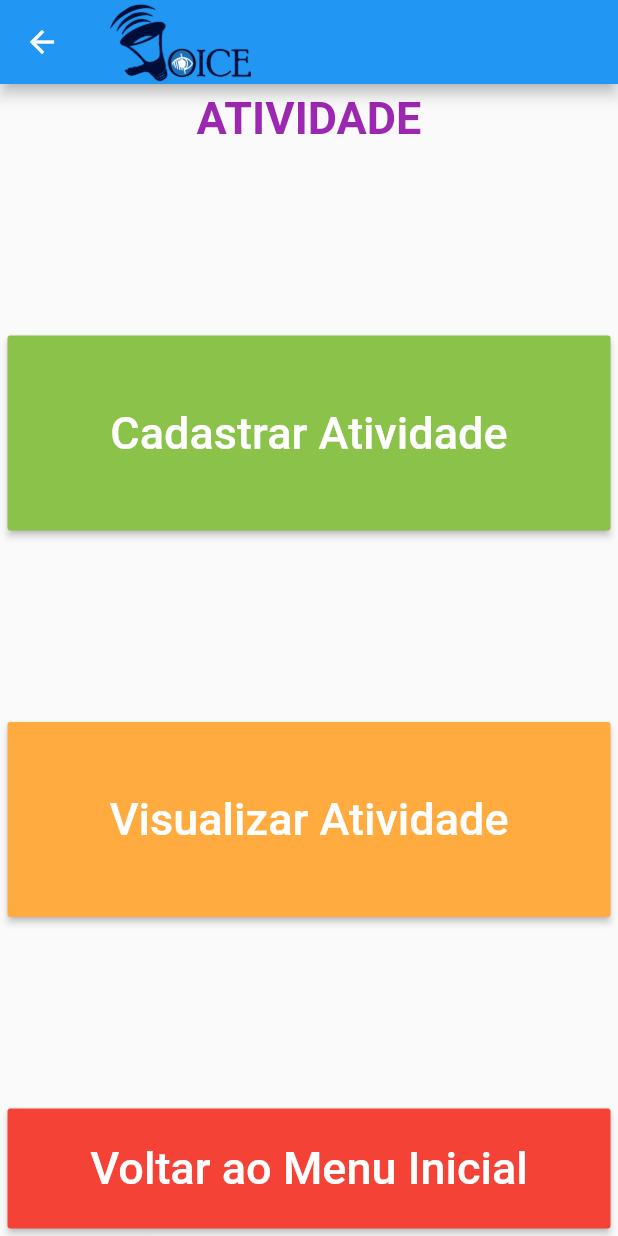
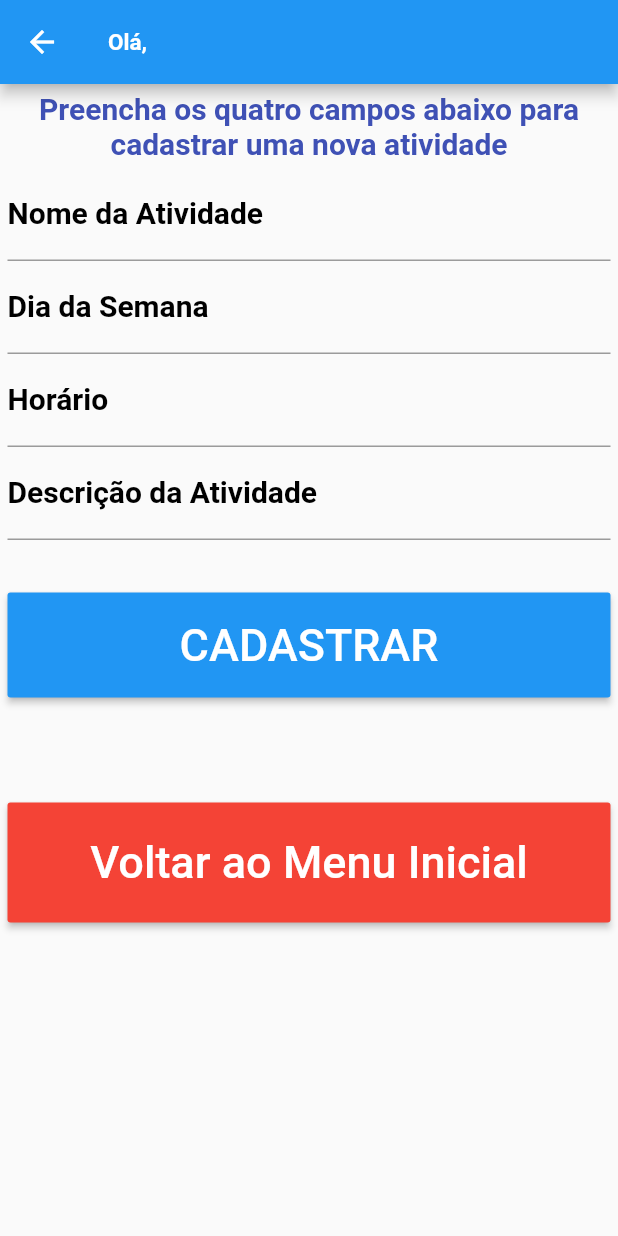
Before and after one commit to lavinypicoli/p_integrador, a Flutter app: the AtividadeFuncionario screen opened directly, after a tap on "Cadastrar Atividade", on a phone screen of 412 x 824 dp. Run offline on Flutter 3.47's test engine with Material 2 defaults, Android fonts, the phone set to English and light mode, and no system bars; our stand-ins replace cloud_firestore, firebase_auth; accounts and stored records are empty.

Commit message:
adicionando telas de cadastro de atividades

```diff
--- a/lib/main.dart
+++ b/lib/main.dart
@@ -17,7 +17,7 @@ class MyApp extends StatelessWidget {
       model: UsuarioModel(),
         child: MaterialApp(
           debugShowCheckedModeBanner: false,
-          home: PaginaInicial(),
+          home: MenuInicialFuncionario(),
         ),
     );
   }
--- a/lib/pages/atividade_funcionario.dart
+++ b/lib/pages/atividade_funcionario.dart
@@ -1,13 +1,26 @@
 import 'package:flutter/material.dart';
+import 'package:p_integrador/model/usuario_model.dart';
+import 'package:scoped_model/scoped_model.dart';
 
 import '../main.dart';
+import 'cadastro_atividade.dart';
 
 class AtividadeFuncionario extends StatelessWidget {
   @override
   Widget build(BuildContext context) {
     return Scaffold(
       appBar: AppBar(
-        title: VoiceImageAsset(),
+        title: ScopedModelDescendant<UsuarioModel>(
+          builder: (context, child, model) {
+            return Text(
+              "Olá, ${!model.isLoggedIn() ? "" : model.userData["nome"]}",
+              style: TextStyle(
+                  fontSize: 15.0,
+                  color: Colors.white,
+                  fontWeight: FontWeight.bold),
+            );
+          },
+        ),
       ),
       body: Padding(
         padding: EdgeInsets.all(5.0),
@@ -31,7 +44,11 @@ class AtividadeFuncionario extends StatelessWidget {
             ButtonTheme(
               height: 130.0,
               child: RaisedButton(
-                onPressed: () {},
+                onPressed: () {
+                  Navigator.push(context,
+                      MaterialPageRoute(
+                          builder: (context) => CadastroAtividade()));
+                },
                 child: Text(
                   "Cadastrar Atividade",
                   style: TextStyle(
@@ -81,11 +98,3 @@ class AtividadeFuncionario extends StatelessWidget {
     );
   }
 }
-class VoiceImageAsset extends StatelessWidget {
-  @override
-  Widget build(BuildContext context) {
-    AssetImage assetImage = AssetImage('images/voice.png');
-    Image image = Image(image: assetImage, width: 95.0, height: 95.0,);
-    return Container(child: image,);
-  }
-}
--- /dev/null
+++ b/lib/pages/cadastro_atividade.dart
@@ -0,0 +1,133 @@
+import 'package:flutter/material.dart';
+import 'package:p_integrador/model/usuario_model.dart';
+import 'package:scoped_model/scoped_model.dart';
+
+import '../main.dart';
+import 'menu_inicial_funcionario.dart';
+
+class CadastroAtividade extends StatefulWidget {
+  @override
+  _CadastroAtividadeState createState() => _CadastroAtividadeState();
+}
+
+class _CadastroAtividadeState extends State<CadastroAtividade> {
+  @override
+  Widget build(BuildContext context) {
+    return Scaffold(
+      appBar: AppBar(
+        title: ScopedModelDescendant<UsuarioModel>(
+          builder: (context, child, model) {
+            return Text(
+              "Olá, ${!model.isLoggedIn() ? "" : model.userData["nome"]}",
+              style: TextStyle(
+                  fontSize: 15.0,
+                  color: Colors.white,
+                  fontWeight: FontWeight.bold),
+            );
+          },
+        ),
+      ),
+      body: Form(
+        child: ListView(
+          padding: EdgeInsets.all(5.0),
+          children: <Widget>[
+            Text(
+              'Preencha os quatro campos abaixo para cadastrar uma nova atividade',
+              textAlign: TextAlign.center,
+              style: TextStyle(
+                  fontSize: 20.0,
+                  color: Colors.indigo,
+                  fontWeight: FontWeight.bold),
+            ),
+            SizedBox(
+              height: 5.0,
+            ),
+            TextFormField(
+              decoration: InputDecoration(
+                labelText: "Nome da Atividade",
+                labelStyle: TextStyle(
+                    color: Colors.black,
+                    fontSize: 20.0,
+                    fontWeight: FontWeight.bold),
+              ),
+              textAlign: TextAlign.center,
+              style: TextStyle(color: Colors.indigo),
+            ),
+            TextFormField(
+              decoration: InputDecoration(
+                labelText: "Dia da Semana",
+                labelStyle: TextStyle(
+                    color: Colors.black,
+                    fontSize: 20.0,
+                    fontWeight: FontWeight.bold),
+              ),
+              textAlign: TextAlign.center,
+              style: TextStyle(color: Colors.indigo),
+            ),
+            TextFormField(
+              decoration: InputDecoration(
+                labelText: "Horário",
+                labelStyle: TextStyle(
+                    color: Colors.black,
+                    fontSize: 20.0,
+                    fontWeight: FontWeight.bold),
+              ),
+              textAlign: TextAlign.center,
+              style: TextStyle(color: Colors.indigo),
+            ),
+            TextFormField(
+              decoration: InputDecoration(
+                labelText: "Descrição da Atividade",
+                labelStyle: TextStyle(
+                    color: Colors.black,
+                    fontSize: 20.0,
+                    fontWeight: FontWeight.bold),
+              ),
+              textAlign: TextAlign.center,
+              style: TextStyle(color: Colors.indigo),
+            ),
+            SizedBox(
+              height: 35.0,
+            ),
+            ButtonTheme(
+              height: 70.0,
+              child: RaisedButton(
+                onPressed: () {},
+                child: Text(
+                  "CADASTRAR",
+                  style: TextStyle(
+                    color: Colors.white,
+                    fontSize: 30.0,
+                  ),
+                ),
+                color: Colors.blue,
+              ),
+            ),
+            SizedBox(
+              height: 70.0,
+            ),
+            ButtonTheme(
+              height: 80.0,
+              child: RaisedButton(
+                onPressed: () {
+                  Navigator.push(
+                      context,
+                      MaterialPageRoute(
+                          builder: (context) => MenuInicialFuncionario()));
+                },
+                child: Text(
+                  "Voltar ao Menu Inicial",
+                  style: TextStyle(
+                    color: Colors.white,
+                    fontSize: 30.0,
+                  ),
+                ),
+                color: Colors.red,
+              ),
+            ),
+          ],
+        ),
+      ),
+    );
+  }
+}
```
